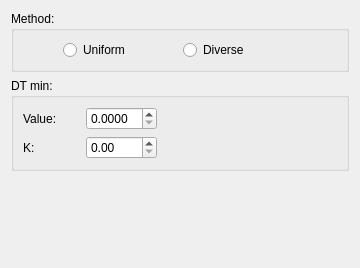
Above: contenido_plots_cc.ui from Gahemo0306/SoftawareShen before the change. Below: the same form after it.
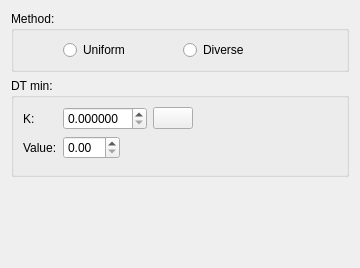
That is the form after the change. Icons and pictures are not drawn.

The edit to the form file:
```diff
--- a/contenido_plots_cc.ui
+++ b/contenido_plots_cc.ui
@@ -94,14 +94,14 @@
         <string>DT min:</string>
        </property>
        <layout class="QGridLayout" name="gridLayout_5">
-        <item row="0" column="0">
+        <item row="1" column="0">
          <widget class="QLabel" name="label1">
           <property name="text">
            <string>Value:</string>
           </property>
          </widget>
         </item>
-        <item row="0" column="1">
+        <item row="1" column="1">
          <widget class="QDoubleSpinBox" name="value">
           <property name="sizePolicy">
            <sizepolicy hsizetype="Fixed" vsizetype="Fixed">
@@ -110,21 +110,11 @@
            </sizepolicy>
           </property>
           <property name="decimals">
-           <number>4</number>
+           <number>2</number>
           </property>
          </widget>
         </item>
-        <item row="1" column="0">
-         <widget class="QLabel" name="label2">
-          <property name="text">
-           <string>K:</string>
-          </property>
-         </widget>
-        </item>
-        <item row="1" column="1">
-         <widget class="QDoubleSpinBox" name="k"/>
-        </item>
-        <item row="0" column="2" rowspan="2">
+        <item row="1" column="3" rowspan="2">
          <spacer name="horizontalSpacer_3">
           <property name="orientation">
            <enum>Qt::Horizontal</enum>
@@ -140,6 +130,31 @@
           </property>
          </spacer>
         </item>
+        <item row="0" column="0">
+         <widget class="QLabel" name="label2">
+          <property name="text">
+           <string>K:</string>
+          </property>
+         </widget>
+        </item>
+        <item row="0" column="1">
+         <widget class="QDoubleSpinBox" name="k">
+          <property name="decimals">
+           <number>6</number>
+          </property>
+         </widget>
+        </item>
+        <item row="0" column="2">
+         <widget class="QPushButton" name="ayuda">
+          <property name="text">
+           <string/>
+          </property>
+          <property name="icon">
+           <iconset resource="resources.qrc">
+            <normaloff>:/resources/Resources/ayuda.png</normaloff>:/resources/Resources/ayuda.png</iconset>
+          </property>
+         </widget>
+        </item>
        </layout>
       </widget>
      </item>
```
Left out of the diff: 4 changed lines with no effect on the pictures.
